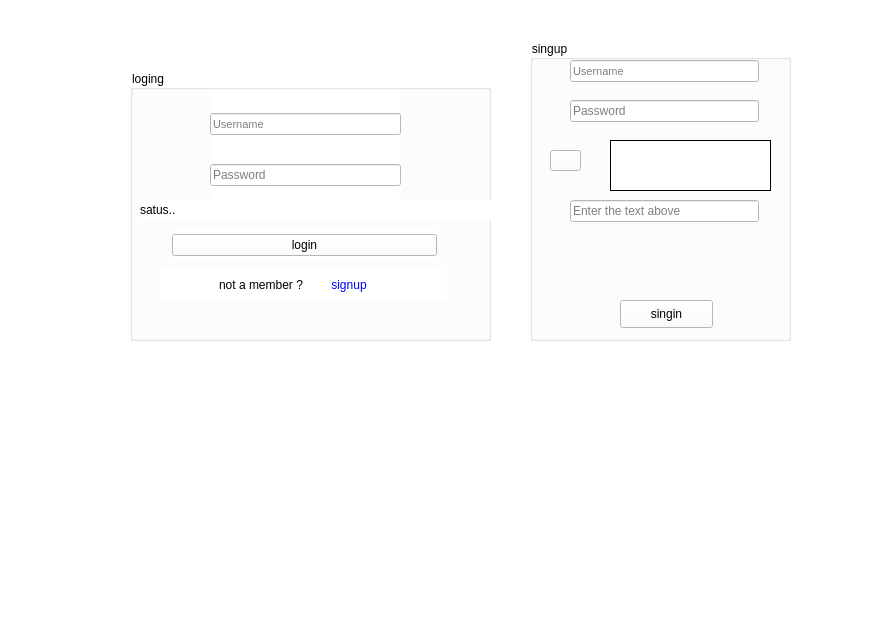
Before: the Qt Designer form page2.ui in ehsansh1/messenger, drawn with Qt 5.
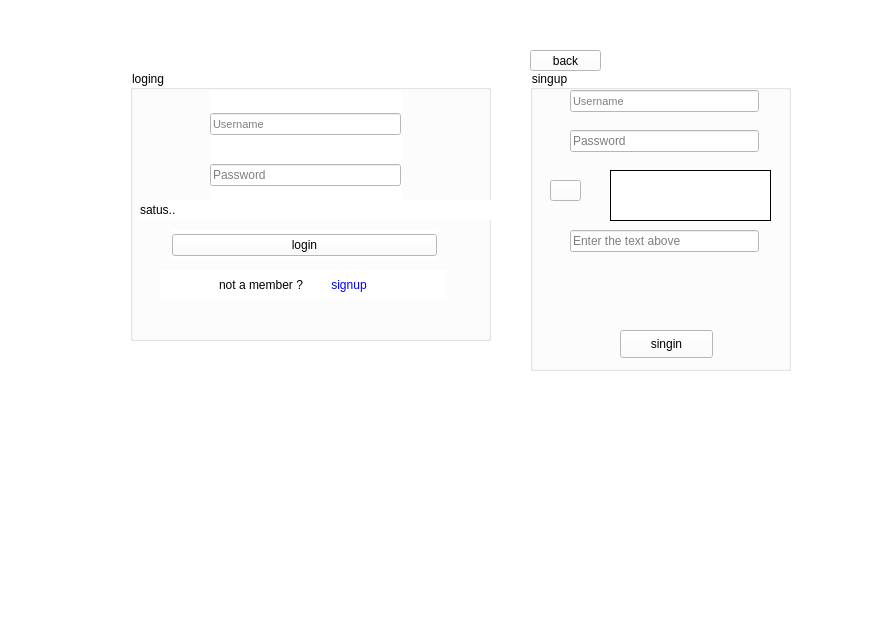
After: the same form once the commit is applied. Icons and pictures are not drawn.

Commit message: captha function added

```diff
--- a/page2.ui
+++ b/page2.ui
@@ -22,7 +22,7 @@
     <property name="geometry">
      <rect>
       <x>530</x>
-      <y>40</y>
+      <y>70</y>
       <width>261</width>
       <height>301</height>
      </rect>
@@ -98,6 +98,9 @@
      <property name="text">
       <string/>
      </property>
+     <property name="textFormat">
+      <enum>Qt::PlainText</enum>
+     </property>
     </widget>
     <widget class="QLineEdit" name="lineEdit_checkCapcha">
      <property name="geometry">
@@ -275,6 +278,19 @@
      </property>
     </widget>
    </widget>
+   <widget class="QPushButton" name="pushButton_back">
+    <property name="geometry">
+     <rect>
+      <x>530</x>
+      <y>50</y>
+      <width>71</width>
+      <height>21</height>
+     </rect>
+    </property>
+    <property name="text">
+     <string>back</string>
+    </property>
+   </widget>
   </widget>
   <widget class="QMenuBar" name="menubar">
    <property name="geometry">
```
The commit also changes 2 other files.
